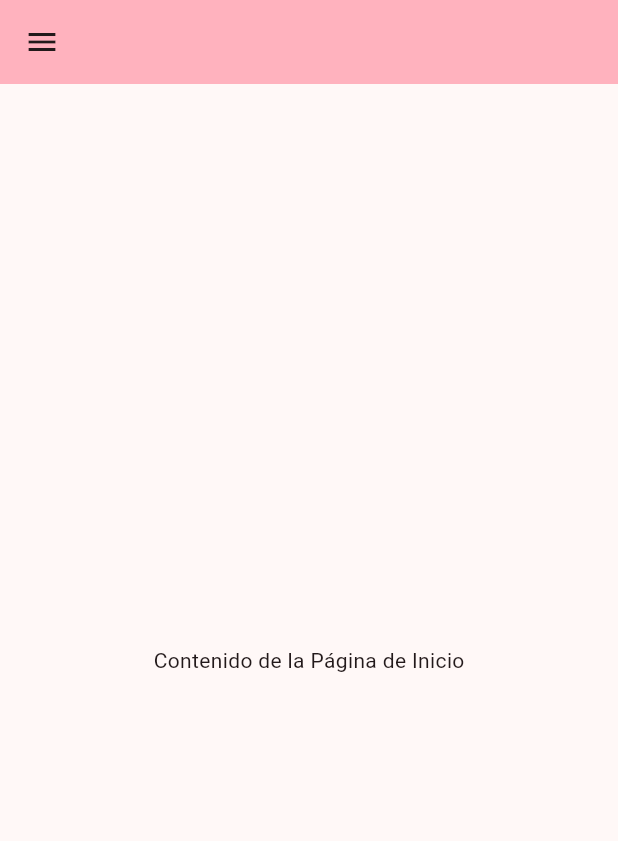
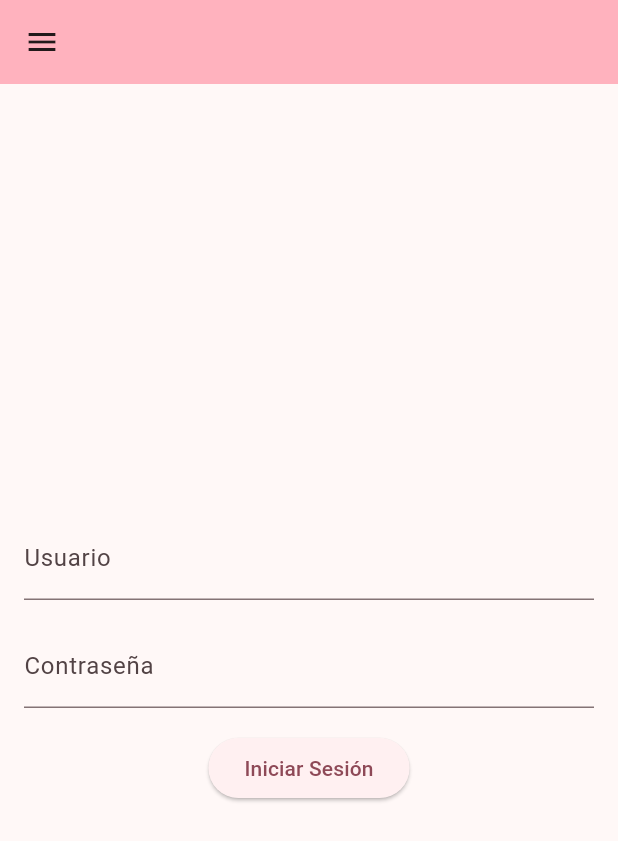
Before and after one commit to Jamilethc/conexionfirebase, a Flutter app: the screen it shows after launch, on a phone screen of 412 x 824 dp. Shown: the top 841 px of the screen. Run offline on Flutter 3.47's test engine with Material 2 defaults, Android fonts, the phone set to English and light mode, and no system bars; our stand-ins replace cloud_firestore, firebase_core; accounts and stored records are empty.

Commit message:
Subiendo un login

```diff
--- a/lib/home.dart
+++ b/lib/home.dart
@@ -32,7 +32,7 @@ class _MyHomePageState extends State<MyHomePage> {
     PaginaInicio(),
     IngresarPacientes(),
     IngresarDatosPaciente(),
-    Page3(),
+
   ];
 
   void _onItemTapped(int index) {
@@ -66,7 +66,7 @@ class _MyHomePageState extends State<MyHomePage> {
             ),
             ListTile(
               leading: Icon(Icons.home),
-              title: Text('Inicio'),
+              title: Text('Login'),
               onTap: () {
                 _onItemTapped(0);
                 Navigator.pop(context);
@@ -90,12 +90,13 @@ class _MyHomePageState extends State<MyHomePage> {
             ),
             ListTile(
   leading: Icon(Icons.description),
-              title: Text('queda  pendiente '),
+  title: Text('Queda Pendiente'),
   onTap: () {
-                _onItemTapped(3);
+    _showPendienteAlert(context);
     Navigator.pop(context);
   },
 ),
+
           ],
         ),
       ),
@@ -103,14 +104,74 @@ class _MyHomePageState extends State<MyHomePage> {
   }
 }
 
+
 class PaginaInicio extends StatelessWidget {
   @override
   Widget build(BuildContext context) {
-    return Center(
-      child: Text('Contenido de la Página de Inicio'),
+    return LoginForm(); // Reemplaza el texto con el formulario de inicio de sesión
+  }
+}
+
+class LoginForm extends StatefulWidget {
+  @override
+  _LoginFormState createState() => _LoginFormState();
+}
+
+class _LoginFormState extends State<LoginForm> {
+  final TextEditingController _usernameController = TextEditingController();
+  final TextEditingController _passwordController = TextEditingController();
+
+  void _login() {
+    String username = _usernameController.text;
+    String password = _passwordController.text;
+
+    // Aquí puedes agregar lógica para autenticar al usuario
+    // Por ahora, simplemente mostramos un mensaje en la consola
+    print('Usuario: $username');
+    print('Contraseña: $password');
+
+    // Lógica para redirigir a la pantalla de ingreso de pacientes si el inicio de sesión es exitoso
+    if (username == 'usuario' && password == 'contraseña') {
+      Navigator.push(
+        context,
+        MaterialPageRoute(builder: (context) => IngresarPacientes()),
+      );
+    } else {
+      // Si las credenciales no son válidas, muestra un mensaje de error
+      ScaffoldMessenger.of(context).showSnackBar(
+        SnackBar(content: Text('Credenciales inválidas')),
       );
     }
   }
+
+  @override
+  Widget build(BuildContext context) {
+    return Padding(
+      padding: EdgeInsets.all(16.0),
+      child: Column(
+        mainAxisAlignment: MainAxisAlignment.center,
+        children: [
+          TextFormField(
+            controller: _usernameController,
+            decoration: InputDecoration(labelText: 'Usuario'),
+          ),
+          SizedBox(height: 16),
+          TextFormField(
+            controller: _passwordController,
+            decoration: InputDecoration(labelText: 'Contraseña'),
+            obscureText: true,
+          ),
+          SizedBox(height: 16),
+          ElevatedButton(
+            onPressed: _login,
+            child: Text('Iniciar Sesión'),
+          ),
+        ],
+      ),
+    );
+  }
+}
+
 
 class IngresarPacientes extends StatefulWidget {
   @override
@@ -248,11 +309,22 @@ class IngresarDatosPaciente extends StatelessWidget {
   getDatos() {}
 }
 
-class Page3 extends StatelessWidget {
-  @override
-  Widget build(BuildContext context) {
-    return Center(
-      child: Text('Contenido de Historial del paciente'),
+void _showPendienteAlert(BuildContext context) {
+  showDialog(
+    context: context,
+    builder: (BuildContext context) {
+      return AlertDialog(
+        title: Text("Queda Pendiente"),
+        content: Text("Esta funcionalidad está pendiente de implementación"),
+        actions: <Widget>[
+          TextButton(
+            child: Text("Cerrar"),
+            onPressed: () {
+              Navigator.of(context).pop();
+            },
+          ),
+        ],
+      );
+    },
   );
 }
-}
```
Lines whose indentation alone changed are shown as unchanged.
